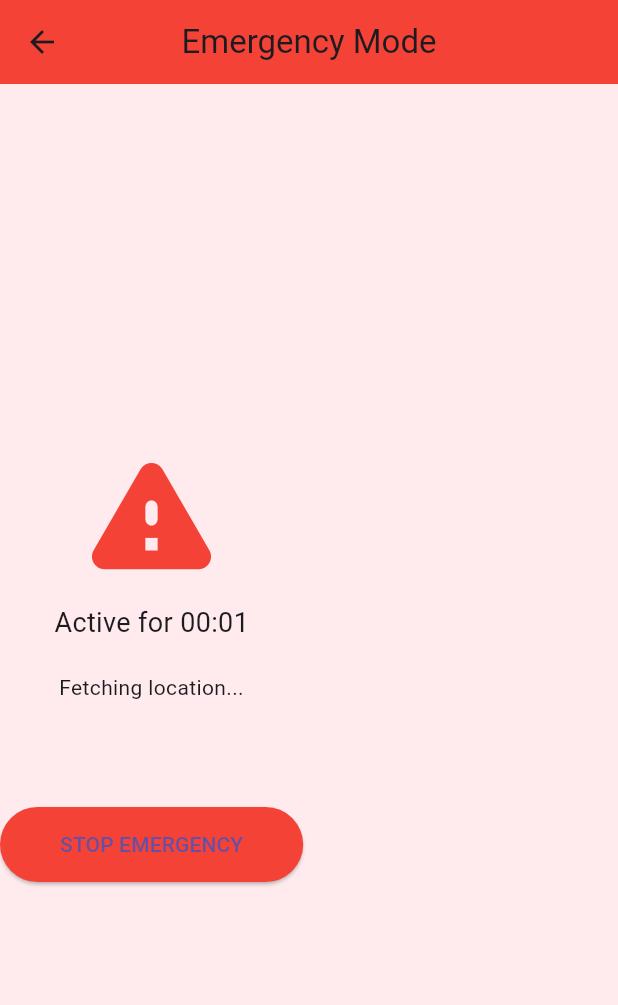
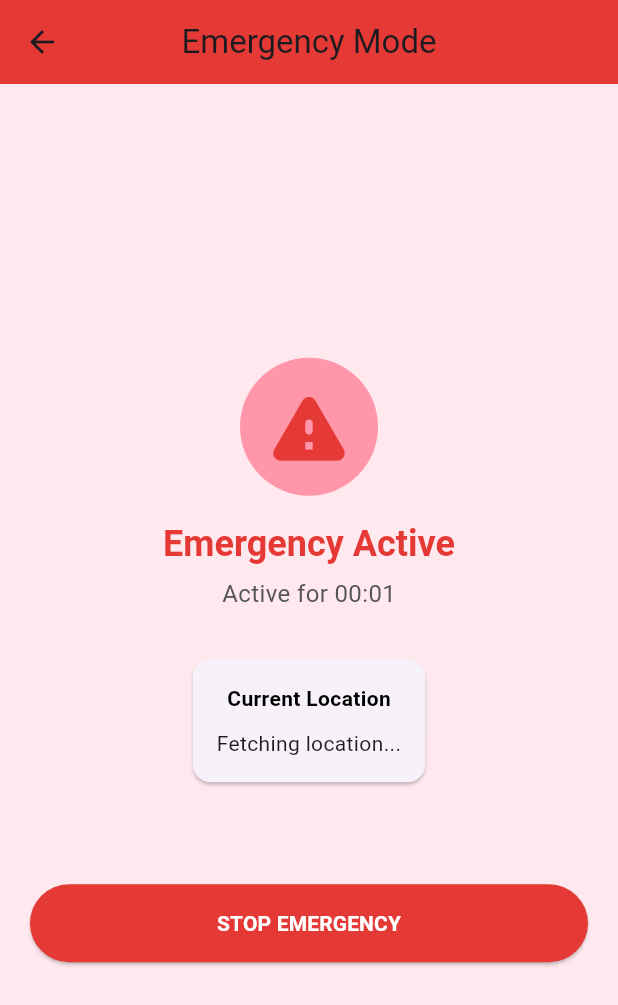
Before and after one commit to iamsarthakx7/HerShield, a Flutter app: the screen it shows once a user with an empty profile is signed in, after a tap on "SOS", on a phone screen of 412 x 824 dp. Shown: the top 1005 px of the screen. Run offline on Flutter 3.47's test engine with Material 3 defaults, Android fonts, the light colour scheme and no system bars; our stand-ins replace cloud_firestore, firebase_auth, firebase_core, geolocator, sensors_plus, shared_preferences; accounts and stored records are empty.

Commit message:
Center-align and polish emergency screen UI

```diff
--- a/lib/screens/emergency_screen.dart
+++ b/lib/screens/emergency_screen.dart
@@ -6,6 +6,7 @@ import '../utils/app_state.dart';
 import '../services/sos_service.dart';
 import '../services/alert_service.dart';
 import '../services/nearby_help_service.dart';
+import '../constants/app_colors.dart';
 
 class EmergencyScreen extends StatefulWidget {
   const EmergencyScreen({super.key});
@@ -29,7 +30,6 @@ class _EmergencyScreenState extends State<EmergencyScreen> {
   void initState() {
     super.initState();
 
-    // ⏱ Resume timer if emergency already active
     if (AppState.emergencyStartTime > 0) {
       final now = DateTime.now().millisecondsSinceEpoch ~/ 1000;
       _seconds = now - AppState.emergencyStartTime;
@@ -42,23 +42,19 @@ class _EmergencyScreenState extends State<EmergencyScreen> {
     _startLocationTracking();
   }
 
-  // ⏱ UI timer
   void _startUiTimer() {
     _uiTimer = Timer.periodic(const Duration(seconds: 1), (_) {
       setState(() => _seconds++);
     });
   }
 
-  // 📍 Location + SOS + Alerts
   Future<void> _startLocationTracking() async {
-    // 1️⃣ Check GPS service
     final serviceEnabled = await Geolocator.isLocationServiceEnabled();
     if (!serviceEnabled) {
       _showError('Please enable location services');
       return;
     }
 
-    // 2️⃣ Permission handling
     LocationPermission permission = await Geolocator.checkPermission();
     if (permission == LocationPermission.denied) {
       permission = await Geolocator.requestPermission();
@@ -71,16 +67,12 @@ class _EmergencyScreenState extends State<EmergencyScreen> {
       return;
     }
 
-    // 3️⃣ Fast last-known location
     final last = await Geolocator.getLastKnownPosition();
     if (last != null) {
-      setState(() {
       latitude = last.latitude;
       longitude = last.longitude;
-      });
     }
 
-    // 4️⃣ Accurate GPS
     final pos = await Geolocator.getCurrentPosition(
       desiredAccuracy: LocationAccuracy.high,
     );
@@ -90,7 +82,6 @@ class _EmergencyScreenState extends State<EmergencyScreen> {
       longitude = pos.longitude;
     });
 
-    // 🔥 Create SOS ONCE
     if (AppState.activeSosId == null) {
       AppState.activeSosId = await _sosService.startSOS(
         latitude: latitude!,
@@ -98,7 +89,6 @@ class _EmergencyScreenState extends State<EmergencyScreen> {
       );
     }
 
-    // 🚨 Send alerts ONCE
     if (!AppState.alertSent) {
       await _alertService.sendSOSAlert(
         latitude: latitude!,
@@ -107,7 +97,6 @@ class _EmergencyScreenState extends State<EmergencyScreen> {
       AppState.alertSent = true;
     }
 
-    // 🔄 Location updates
     _locationTimer =
         Timer.periodic(const Duration(seconds: 5), (_) async {
           final p = await Geolocator.getCurrentPosition(
@@ -129,7 +118,6 @@ class _EmergencyScreenState extends State<EmergencyScreen> {
         });
   }
 
-  // 🛑 Stop emergency
   Future<void> _stopEmergency() async {
     AppState.emergencyActive = false;
     AppState.alertSent = false;
@@ -144,7 +132,10 @@ class _EmergencyScreenState extends State<EmergencyScreen> {
 
   void _showError(String message) {
     ScaffoldMessenger.of(context).showSnackBar(
-      SnackBar(content: Text(message), backgroundColor: Colors.red),
+      SnackBar(
+        content: Text(message),
+        backgroundColor: AppColors.emergency,
+      ),
     );
   }
 
@@ -161,84 +152,161 @@ class _EmergencyScreenState extends State<EmergencyScreen> {
   @override
   Widget build(BuildContext context) {
     return Scaffold(
-      backgroundColor: Colors.red.shade50,
+      backgroundColor: AppColors.background,
       appBar: AppBar(
         title: const Text('Emergency Mode'),
-        backgroundColor: Colors.red,
+        backgroundColor: AppColors.emergency,
         centerTitle: true,
       ),
-      body: Column(
+      body: Center(
+        child: SingleChildScrollView(
+          padding: const EdgeInsets.all(20),
+          child: ConstrainedBox(
+            constraints: BoxConstraints(
+              minHeight: MediaQuery.of(context).size.height * 0.75,
+            ),
+            child: Column(
               mainAxisAlignment: MainAxisAlignment.center,
               children: [
-          const Icon(Icons.warning_rounded, size: 100, color: Colors.red),
-          const SizedBox(height: 10),
+                // 🔴 STATUS ICON
+                Container(
+                  padding: const EdgeInsets.all(16),
+                  decoration: BoxDecoration(
+                    color: AppColors.secondary,
+                    shape: BoxShape.circle,
+                  ),
+                  child: const Icon(
+                    Icons.warning_rounded,
+                    size: 60,
+                    color: AppColors.emergency,
+                  ),
+                ),
+
+                const SizedBox(height: 16),
+
+                Text(
+                  'Emergency Active',
+                  style:
+                  Theme.of(context).textTheme.headlineSmall?.copyWith(
+                    color: AppColors.emergency,
+                    fontWeight: FontWeight.bold,
+                  ),
+                ),
+
+                const SizedBox(height: 6),
 
                 Text(
                   'Active for ${_format(_seconds)}',
-            style: const TextStyle(fontSize: 18),
+                  style: const TextStyle(
+                    fontSize: 16,
+                    color: AppColors.textSecondary,
+                  ),
                 ),
 
-          const SizedBox(height: 20),
+                const SizedBox(height: 28),
 
+                // 📍 LOCATION CARD
+                Card(
+                  shape: RoundedRectangleBorder(
+                    borderRadius: BorderRadius.circular(12),
+                  ),
+                  child: Padding(
+                    padding: const EdgeInsets.all(16),
+                    child: Column(
+                      children: [
+                        const Text(
+                          'Current Location',
+                          style: TextStyle(
+                            fontWeight: FontWeight.w600,
+                            color: AppColors.textPrimary,
+                          ),
+                        ),
+                        const SizedBox(height: 10),
                         Text(
                           latitude == null
                               ? 'Fetching location...'
-                : 'Lat: $latitude\nLng: $longitude',
+                              : 'Latitude: $latitude\nLongitude: $longitude',
                           textAlign: TextAlign.center,
                         ),
-
+                        if (latitude != null && longitude != null) ...[
                           const SizedBox(height: 10),
-
-          if (latitude != null && longitude != null)
                           Text(
                             'https://www.google.com/maps?q=$latitude,$longitude',
-              style: const TextStyle(color: Colors.blue),
+                            style: const TextStyle(
+                              color: Colors.blue,
+                              fontSize: 13,
+                            ),
                             textAlign: TextAlign.center,
                           ),
+                        ],
+                      ],
+                    ),
+                  ),
+                ),
 
-          const SizedBox(height: 25),
+                const SizedBox(height: 28),
 
-          // 🚓 Police & 🏥 Hospital
+                // 🚓 QUICK ACTIONS
                 if (latitude != null && longitude != null)
                   Row(
-              mainAxisAlignment: MainAxisAlignment.spaceEvenly,
                     children: [
-                ElevatedButton.icon(
+                      Expanded(
+                        child: ElevatedButton.icon(
                           icon: const Icon(Icons.local_police),
                           label: const Text('Police'),
                           style: ElevatedButton.styleFrom(
                             backgroundColor: Colors.blue,
+                            minimumSize: const Size.fromHeight(50),
                           ),
                           onPressed: () {
-                    NearbyHelpService.openPolice(latitude!, longitude!);
+                            NearbyHelpService.openPolice(
+                              latitude!,
+                              longitude!,
+                            );
                           },
                         ),
-                ElevatedButton.icon(
+                      ),
+                      const SizedBox(width: 16),
+                      Expanded(
+                        child: ElevatedButton.icon(
                           icon: const Icon(Icons.local_hospital),
                           label: const Text('Hospital'),
                           style: ElevatedButton.styleFrom(
                             backgroundColor: Colors.green,
+                            minimumSize: const Size.fromHeight(50),
                           ),
                           onPressed: () {
-                    NearbyHelpService.openHospital(latitude!, longitude!);
+                            NearbyHelpService.openHospital(
+                              latitude!,
+                              longitude!,
+                            );
                           },
+                        ),
                       ),
                     ],
                   ),
 
-          const SizedBox(height: 35),
+                const SizedBox(height: 36),
 
-          // 🛑 STOP
+                // 🛑 STOP BUTTON
                 ElevatedButton(
                   style: ElevatedButton.styleFrom(
-              backgroundColor: Colors.red,
-              padding:
-              const EdgeInsets.symmetric(horizontal: 40, vertical: 15),
+                    backgroundColor: AppColors.emergency,
+                    minimumSize: const Size(double.infinity, 52),
                   ),
                   onPressed: _stopEmergency,
-            child: const Text('STOP EMERGENCY'),
+                  child: const Text(
+                    'STOP EMERGENCY',
+                    style: TextStyle(
+                      color: AppColors.white,
+                      fontWeight: FontWeight.bold,
+                    ),
+                  ),
                 ),
               ],
+            ),
+          ),
+        ),
       ),
     );
   }
```
Lines whose indentation alone changed are shown as unchanged.
